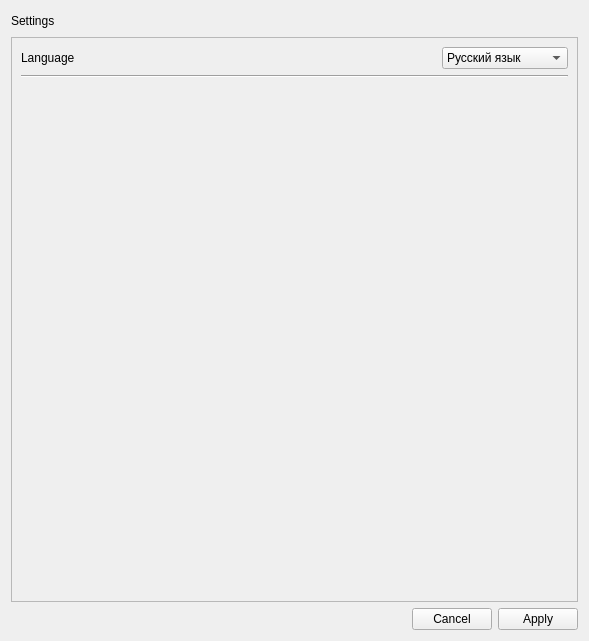
This is simple_gram_desktop/constructor_app/widgets/settings_widget.ui in cuttlesystems/simplegram as Qt 5 draws it before an edit. The edited form follows.
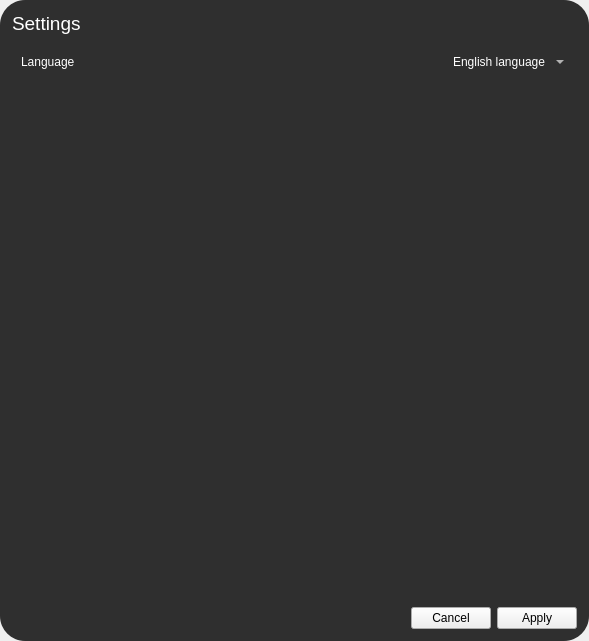
This is the edited form.

Commit message: add settings widget

```diff
--- a/simple_gram_desktop/constructor_app/widgets/settings_widget.ui
+++ b/simple_gram_desktop/constructor_app/widgets/settings_widget.ui
@@ -13,11 +13,57 @@
   <property name="windowTitle">
    <string>Form</string>
   </property>
+  <layout class="QVBoxLayout" name="verticalLayout_3">
+   <property name="spacing">
+    <number>0</number>
+   </property>
+   <property name="leftMargin">
+    <number>0</number>
+   </property>
+   <property name="topMargin">
+    <number>0</number>
+   </property>
+   <property name="rightMargin">
+    <number>0</number>
+   </property>
+   <property name="bottomMargin">
+    <number>0</number>
+   </property>
+   <item>
+    <widget class="QGroupBox" name="background_group">
+     <property name="styleSheet">
+      <string notr="true">QGroupBox{
+background-color: rgba(27,27,27, 230);
+border-radius: 25px;
+}</string>
+     </property>
   <layout class="QVBoxLayout" name="verticalLayout_2">
+      <property name="leftMargin">
+       <number>12</number>
+      </property>
+      <property name="topMargin">
+       <number>12</number>
+      </property>
+      <property name="rightMargin">
+       <number>12</number>
+      </property>
+      <property name="bottomMargin">
+       <number>12</number>
+      </property>
    <item>
     <layout class="QHBoxLayout" name="horizontalLayout_2">
      <item>
       <widget class="QLabel" name="settings_label">
+          <property name="font">
+           <font>
+            <pointsize>14</pointsize>
+           </font>
+          </property>
+          <property name="styleSheet">
+           <string notr="true">QLabel{
+color: white;
+}</string>
+          </property>
        <property name="text">
         <string>Settings</string>
        </property>
@@ -40,6 +86,12 @@
    </item>
    <item>
     <widget class="QScrollArea" name="scrollArea">
+        <property name="styleSheet">
+         <string notr="true">QScrollArea{
+background:transparent;
+border: none;
+}</string>
+        </property>
      <property name="widgetResizable">
       <bool>true</bool>
      </property>
@@ -48,15 +100,26 @@
        <rect>
         <x>0</x>
         <y>0</y>
-        <width>569</width>
-        <height>561</height>
-       </rect>
-      </property>
+           <width>565</width>
+           <height>551</height>
+          </rect>
+         </property>
+         <property name="styleSheet">
+          <string notr="true">QWidget{
+background:transparent;
+border: none;
+}</string>
+         </property>
       <layout class="QVBoxLayout" name="verticalLayout">
        <item>
         <layout class="QHBoxLayout" name="horizontalLayout">
          <item>
           <widget class="QLabel" name="language_label">
+              <property name="styleSheet">
+               <string notr="true">QLabel{
+color: white;
+}</string>
+              </property>
            <property name="text">
             <string>Language</string>
            </property>
@@ -77,11 +140,23 @@
          </item>
          <item>
           <widget class="QComboBox" name="language_combo">
-           <item>
-            <property name="text">
-             <string>Русский язык</string>
-            </property>
-           </item>
+              <property name="sizePolicy">
+               <sizepolicy hsizetype="Preferred" vsizetype="Preferred">
+                <horstretch>0</horstretch>
+                <verstretch>0</verstretch>
+               </sizepolicy>
+              </property>
+              <property name="minimumSize">
+               <size>
+                <width>120</width>
+                <height>24</height>
+               </size>
+              </property>
+              <property name="styleSheet">
+               <string notr="true">QComboBox{
+color: white;
+}</string>
+              </property>
            <item>
             <property name="text">
              <string>English language</string>
@@ -146,6 +221,9 @@
       </widget>
      </item>
     </layout>
+      </item>
+     </layout>
+    </widget>
    </item>
   </layout>
  </widget>
```
Left out of the diff: 5 changed lines with no effect on the pictures. Lines whose indentation alone changed are shown as unchanged. The commit also changes 5 other files.
